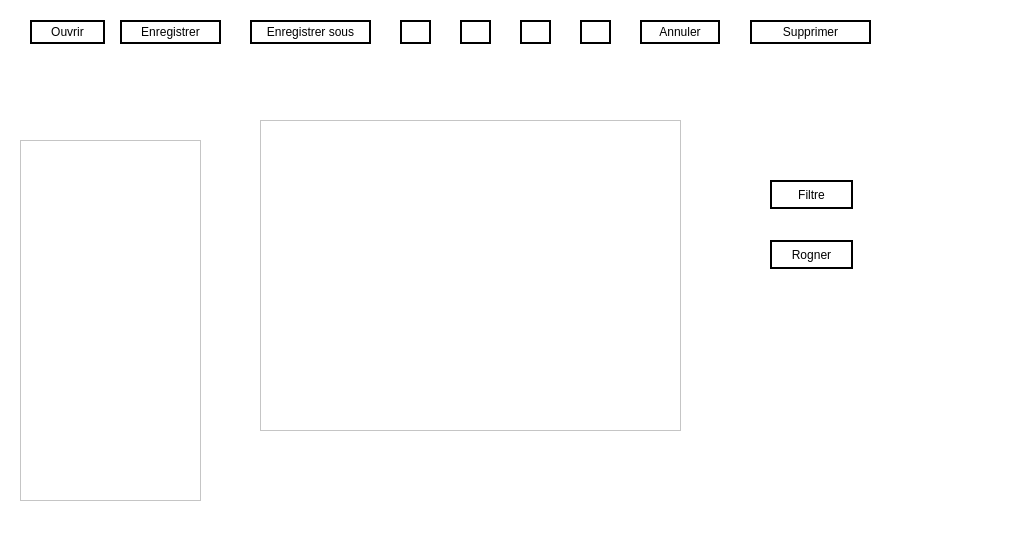
This is imagedit.ui in NesrineGhannay/ImagEdit as Qt 5 draws it before an edit. The edited form follows.
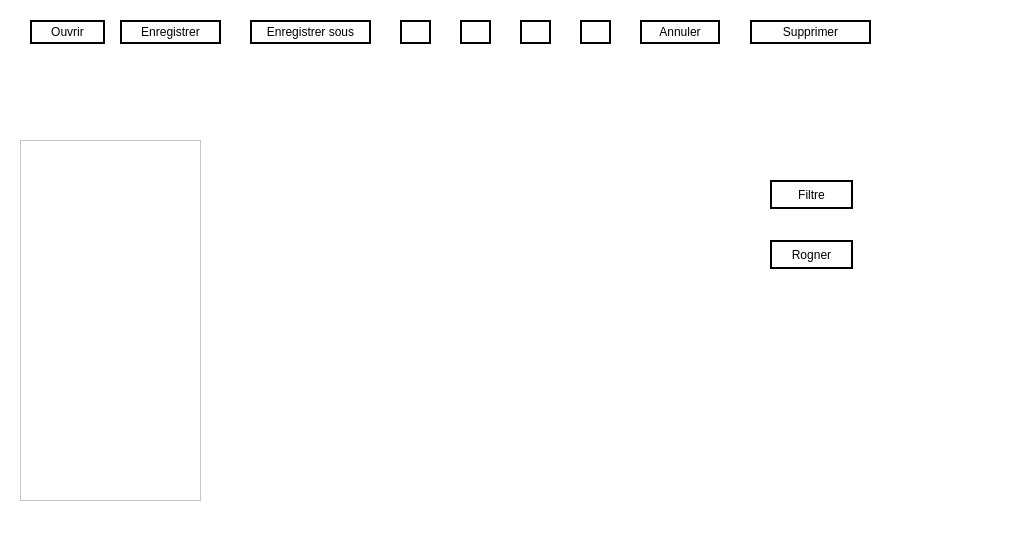
This is the edited form. Icons and pictures are not drawn.

Commit message: Set up paint rect for cropping picture

Diff of the .ui file:
```diff
--- a/imagedit.ui
+++ b/imagedit.ui
@@ -225,16 +225,6 @@
       <normaloff>:/cancel.png</normaloff>:/cancel.png</iconset>
     </property>
    </widget>
-   <widget class="QListWidget" name="edition">
-    <property name="geometry">
-     <rect>
-      <x>260</x>
-      <y>120</y>
-      <width>421</width>
-      <height>311</height>
-     </rect>
-    </property>
-   </widget>
    <widget class="QLabel" name="imageLabel">
     <property name="geometry">
      <rect>
```
The commit also changes 13 other files.
